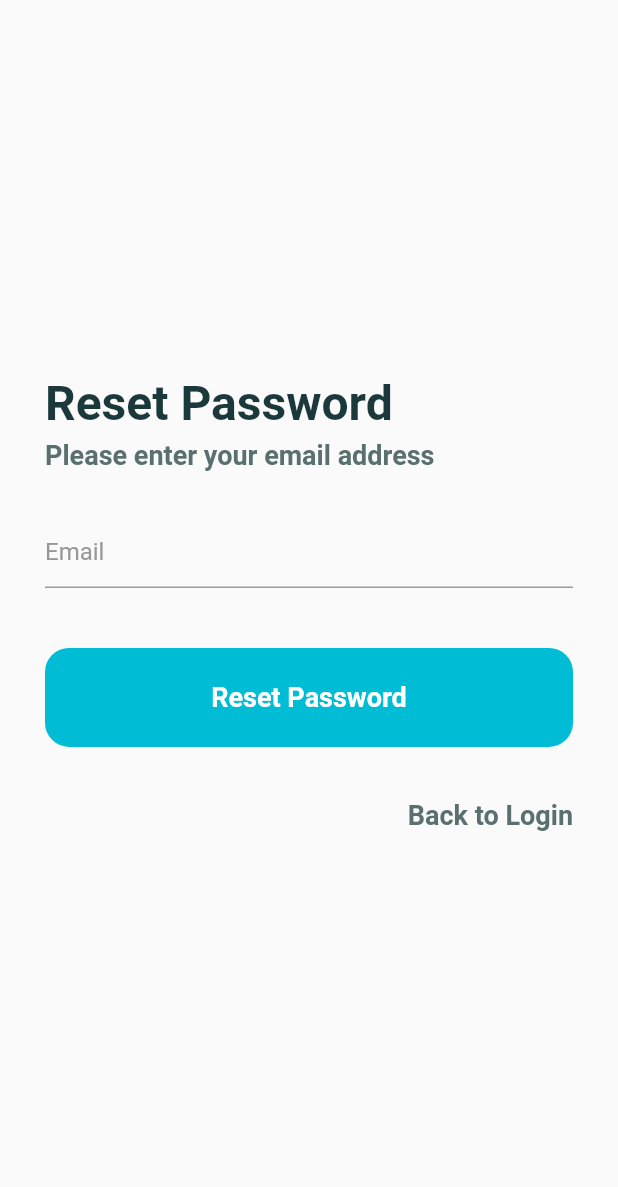
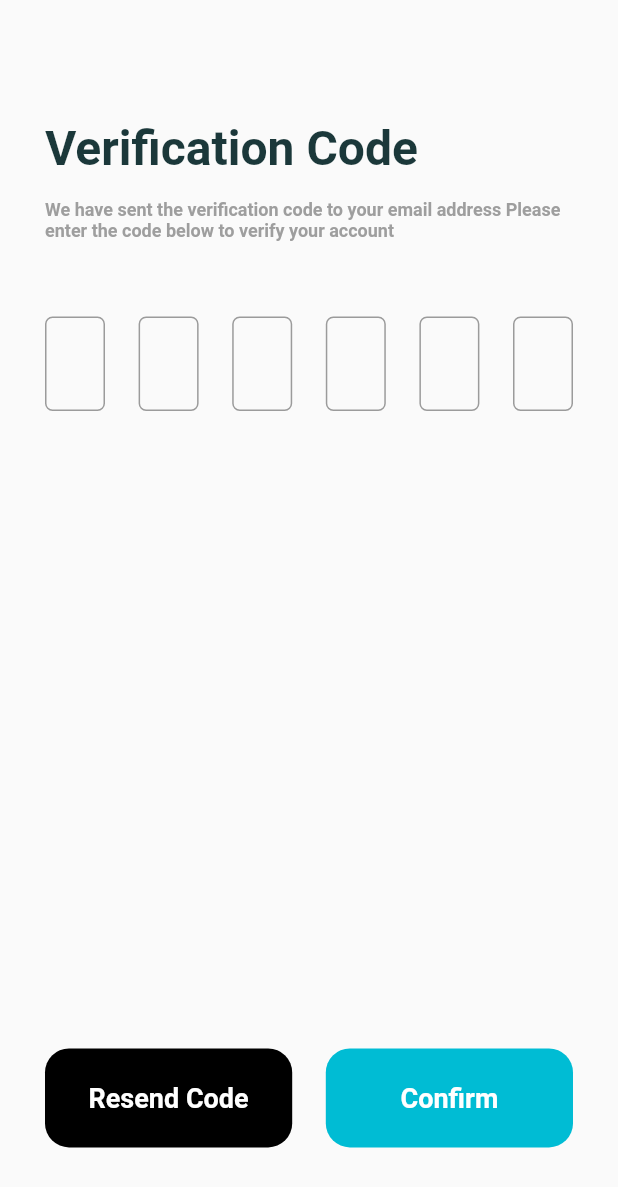
Before and after one commit to samitfifha/Learnify, a Flutter app: the screen it shows after launch, on a phone screen of 412 x 824 dp. Shown: the top 1187 px of the screen. Run offline on Flutter 3.47's test engine with Material 2 defaults, Android fonts, the light colour scheme and no system bars; drawn by our look-alikes of overlay_support; our stand-ins replace cached_network_image, carousel_slider, chewie, dio, file, file_picker and 8 more; missing offline and left inert: flutter_pdfview, footer, jitsi_meet, square_in_app_payments; Roboto replaces fonts that are missing (Circular).

Commit message:
v2.5.1 hide upload file if meet checked in addLesson screen, Forget Password, Reset password, pincode  screens added

```diff
--- /dev/null
+++ b/lib/User Screens/pin_verif_pass.dart
@@ -0,0 +1,111 @@
+import 'dart:async';
+
+import 'package:flutter/material.dart';
+import 'package:learnifyflutter/widgets/OtpForm.dart';
+import 'package:learnifyflutter/widgets/primary_button.dart';
+
+class Pin_verif extends StatefulWidget {
+  const Pin_verif({Key? key}) : super(key: key);
+
+  @override
+  State<Pin_verif> createState() => _Pin_verifState();
+}
+
+class _Pin_verifState extends State<Pin_verif> {
+  static const maxSeconds = 60;
+  int seconds = maxSeconds;
+  Timer? timer;
+
+  startTimer() {
+    timer = Timer(Duration(seconds: 1), () {
+      setState(() => seconds--);
+    });
+  }
+
+  @override
+  Widget build(BuildContext context) {
+    return Scaffold(
+      body: Padding(
+        padding: EdgeInsets.symmetric(horizontal: 30),
+        child: SingleChildScrollView(
+          child: Column(
+            crossAxisAlignment: CrossAxisAlignment.start,
+            children: [
+              SizedBox(
+                height: 80,
+              ),
+              Text(
+                'Verification Code',
+                style: TextStyle(
+                    color: Color(0xFF1B383A),
+                    fontSize: 32,
+                    fontWeight: FontWeight.w700),
+              ),
+              SizedBox(
+                height: 15,
+              ),
+              Text(
+                'We have sent the verification code to your email address Please enter the code below to verify your account',
+                style: TextStyle(
+                    color: Colors.grey,
+                    fontSize: 12,
+                    fontWeight: FontWeight.w700),
+              ),
+              SizedBox(
+                height: 50,
+              ),
+              OtpForm(),
+              SizedBox(
+                height: 20,
+              ),
+              SizedBox(
+                height: 400,
+              ),
+              Row(
+                mainAxisAlignment: MainAxisAlignment.spaceBetween,
+                children: [
+                  InkWell(
+                    child: Container(
+                      alignment: Alignment.center,
+                      height: MediaQuery.of(context).size.height * 0.08,
+                      width: MediaQuery.of(context).size.height * 0.2,
+                      decoration: BoxDecoration(
+                          borderRadius: BorderRadius.circular(16),
+                          color: Colors.black),
+                      child: Text(
+                        'Resend Code',
+                        style: TextStyle(
+                          color: Colors.black,
+                          fontSize: 18,
+                          fontWeight: FontWeight.w700,
+                        ).copyWith(color: Color(0xFFFFFFFF)),
+                      ),
+                    ),
+                  ),
+                  InkWell(
+                    child: Container(
+                      alignment: Alignment.center,
+                      height: MediaQuery.of(context).size.height * 0.08,
+                      width: MediaQuery.of(context).size.height * 0.2,
+                      decoration: BoxDecoration(
+                          borderRadius: BorderRadius.circular(16),
+                          color: Colors.cyan),
+                      child: Text(
+                        'Confirm',
+                        style: TextStyle(
+                          color: Colors.black,
+                          fontSize: 18,
+                          fontWeight: FontWeight.w700,
+                        ).copyWith(color: Color(0xFFFFFFFF)),
+                      ),
+                    ),
+                  ),
+                ],
+              ),
+            ],
+          ),
+        ),
+      ),
+    );
+  }
+}
--- a/lib/main.dart
+++ b/lib/main.dart
@@ -2,6 +2,8 @@ import 'package:flutter/material.dart';
 import 'package:internet_connection_checker/internet_connection_checker.dart';
 import 'package:learnifyflutter/Courses%20Screens/addLessons.dart';
 import 'package:learnifyflutter/User%20Screens/ForgetPassword.dart';
+import 'package:learnifyflutter/User%20Screens/Resetpassword.dart';
+import 'package:learnifyflutter/User%20Screens/pin_verif_pass.dart';
 import 'package:learnifyflutter/Welcome%20Screens/splashscreen.dart';
 import 'package:learnifyflutter/widgets/chewie_list_item.dart';
 import 'package:learnifyflutter/testscreen.dart';
@@ -30,7 +32,7 @@ class MyApp extends StatelessWidget {
   Widget build(BuildContext context) {
     return Scaffold(
       //body: const SplachScreen(),
-      body: ForgetPassword(),
+      body: Pin_verif(),
       //body:
     );
   }
--- /dev/null
+++ b/lib/widgets/OtpForm.dart
@@ -0,0 +1,202 @@
+import 'package:flutter/material.dart';
+import 'package:flutter/services.dart';
+
+class OtpForm extends StatefulWidget {
+  const OtpForm({Key? key}) : super(key: key);
+
+  @override
+  State<OtpForm> createState() => _OtpFormState();
+}
+
+class _OtpFormState extends State<OtpForm> {
+  @override
+  Widget build(BuildContext context) {
+    return Form(
+      child: Row(
+        mainAxisAlignment: MainAxisAlignment.spaceBetween,
+        children: [
+          SizedBox(
+            height: 68,
+            width: 40,
+            child: TextFormField(
+              onSaved: (pin1) {},
+              onChanged: (value) {
+                if (value.length == 1) {
+                  FocusScope.of(context).nextFocus();
+                }
+              },
+              decoration: InputDecoration(
+                border: OutlineInputBorder(
+                  borderRadius: new BorderRadius.circular(5.0),
+                  borderSide: new BorderSide(),
+                ),
+                hintStyle: TextStyle(color: Color(0xFF979797)),
+                focusedBorder: OutlineInputBorder(
+                  borderRadius: new BorderRadius.circular(5.0),
+                  borderSide: BorderSide(color: Color(0xFF1B383A)),
+                ),
+              ),
+              style: Theme.of(context).textTheme.headline6,
+              keyboardType: TextInputType.number,
+              textAlign: TextAlign.center,
+              inputFormatters: [
+                LengthLimitingTextInputFormatter(1),
+                FilteringTextInputFormatter.digitsOnly,
+              ],
+            ),
+          ),
+          SizedBox(
+            height: 68,
+            width: 40,
+            child: TextFormField(
+              onSaved: (pin1) {},
+              onChanged: (value) {
+                if (value.length == 1) {
+                  FocusScope.of(context).nextFocus();
+                }
+              },
+              decoration: InputDecoration(
+                border: OutlineInputBorder(
+                  borderRadius: new BorderRadius.circular(5.0),
+                  borderSide: new BorderSide(),
+                ),
+                hintStyle: TextStyle(color: Color(0xFF979797)),
+                focusedBorder: OutlineInputBorder(
+                  borderRadius: new BorderRadius.circular(5.0),
+                  borderSide: BorderSide(color: Color(0xFF1B383A)),
+                ),
+              ),
+              style: Theme.of(context).textTheme.headline6,
+              keyboardType: TextInputType.number,
+              textAlign: TextAlign.center,
+              inputFormatters: [
+                LengthLimitingTextInputFormatter(1),
+                FilteringTextInputFormatter.digitsOnly,
+              ],
+            ),
+          ),
+          SizedBox(
+            height: 68,
+            width: 40,
+            child: TextFormField(
+              onSaved: (pin1) {},
+              onChanged: (value) {
+                if (value.length == 1) {
+                  FocusScope.of(context).nextFocus();
+                }
+              },
+              decoration: InputDecoration(
+                border: OutlineInputBorder(
+                  borderRadius: new BorderRadius.circular(5.0),
+                  borderSide: new BorderSide(),
+                ),
+                hintStyle: TextStyle(color: Color(0xFF979797)),
+                focusedBorder: OutlineInputBorder(
+                  borderRadius: new BorderRadius.circular(5.0),
+                  borderSide: BorderSide(color: Color(0xFF1B383A)),
+                ),
+              ),
+              style: Theme.of(context).textTheme.headline6,
+              keyboardType: TextInputType.number,
+              textAlign: TextAlign.center,
+              inputFormatters: [
+                LengthLimitingTextInputFormatter(1),
+                FilteringTextInputFormatter.digitsOnly,
+              ],
+            ),
+          ),
+          SizedBox(
+            height: 68,
+            width: 40,
+            child: TextFormField(
+              onSaved: (pin1) {},
+              onChanged: (value) {
+                if (value.length == 1) {
+                  FocusScope.of(context).nextFocus();
+                }
+              },
+              decoration: InputDecoration(
+                border: OutlineInputBorder(
+                  borderRadius: new BorderRadius.circular(5.0),
+                  borderSide: new BorderSide(),
+                ),
+                hintStyle: TextStyle(color: Color(0xFF979797)),
+                focusedBorder: OutlineInputBorder(
+                  borderRadius: new BorderRadius.circular(5.0),
+                  borderSide: BorderSide(color: Color(0xFF1B383A)),
+                ),
+              ),
+              style: Theme.of(context).textTheme.headline6,
+              keyboardType: TextInputType.number,
+              textAlign: TextAlign.center,
+              inputFormatters: [
+                LengthLimitingTextInputFormatter(1),
+                FilteringTextInputFormatter.digitsOnly,
+              ],
+            ),
+          ),
+          SizedBox(
+            height: 68,
+            width: 40,
+            child: TextFormField(
+              onSaved: (pin1) {},
+              onChanged: (value) {
+                if (value.length == 1) {
+                  FocusScope.of(context).nextFocus();
+                }
+              },
+              decoration: InputDecoration(
+                border: OutlineInputBorder(
+                  borderRadius: new BorderRadius.circular(5.0),
+                  borderSide: new BorderSide(),
+                ),
+                hintStyle: TextStyle(color: Color(0xFF979797)),
+                focusedBorder: OutlineInputBorder(
+                  borderRadius: new BorderRadius.circular(5.0),
+                  borderSide: BorderSide(color: Color(0xFF1B383A)),
+                ),
+              ),
+              style: Theme.of(context).textTheme.headline6,
+              keyboardType: TextInputType.number,
+              textAlign: TextAlign.center,
+              inputFormatters: [
+                LengthLimitingTextInputFormatter(1),
+                FilteringTextInputFormatter.digitsOnly,
+              ],
+            ),
+          ),
+          SizedBox(
+            height: 68,
+            width: 40,
+            child: TextFormField(
+              onSaved: (pin1) {},
+              onChanged: (value) {
+                if (value.length == 1) {
+                  FocusScope.of(context).nextFocus();
+                }
+              },
+              decoration: InputDecoration(
+                border: OutlineInputBorder(
+                  borderRadius: new BorderRadius.circular(5.0),
+                  borderSide: new BorderSide(),
+                ),
+                hintStyle: TextStyle(color: Color(0xFF979797)),
+                focusedBorder: OutlineInputBorder(
+                  borderRadius: new BorderRadius.circular(5.0),
+                  borderSide: BorderSide(color: Color(0xFF1B383A)),
+                ),
+              ),
+              style: Theme.of(context).textTheme.headline6,
+              keyboardType: TextInputType.number,
+              textAlign: TextAlign.center,
+              inputFormatters: [
+                LengthLimitingTextInputFormatter(1),
+                FilteringTextInputFormatter.digitsOnly,
+              ],
+            ),
+          ),
+        ],
+      ),
+    );
+  }
+}
```
Also changed, not shown: lib/User Screens/Resetpassword.dart (+37 -1 lines), lib/widgets/password_form.dart (added, +54 -0 lines).
